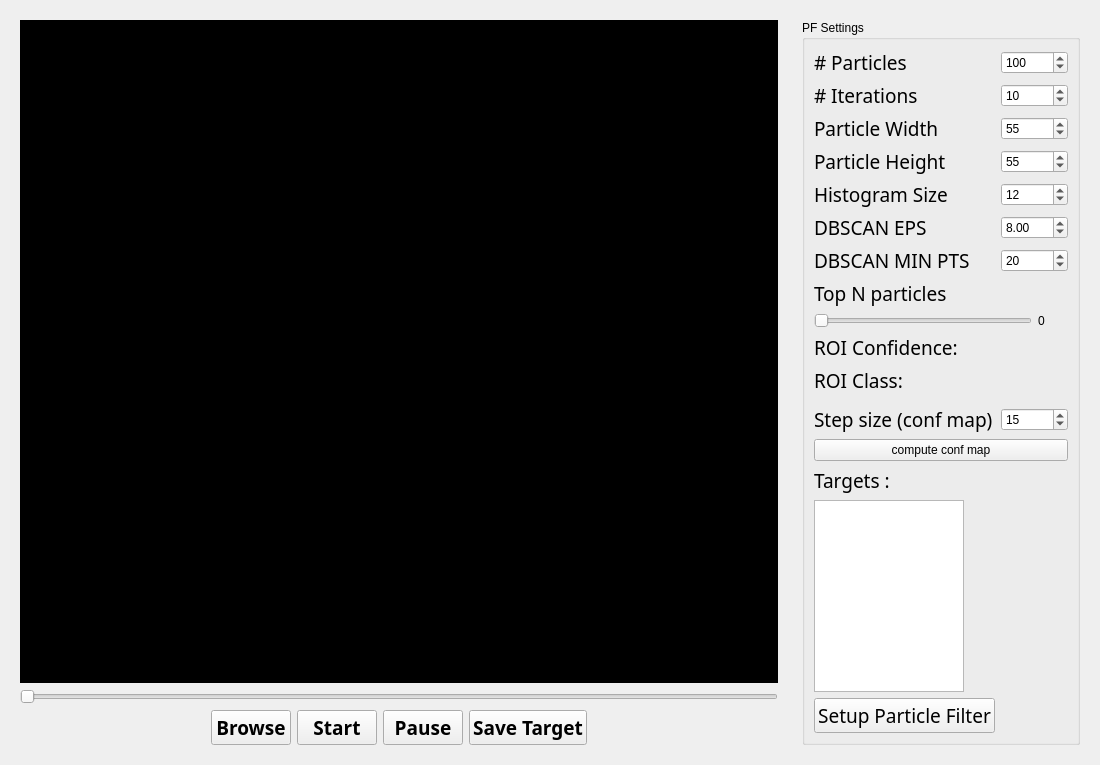
Old version of the form modules/tracking/particlefilter/ParticleFilterWidgetGui.ui in the repository Boazrciasn/RDFramework.
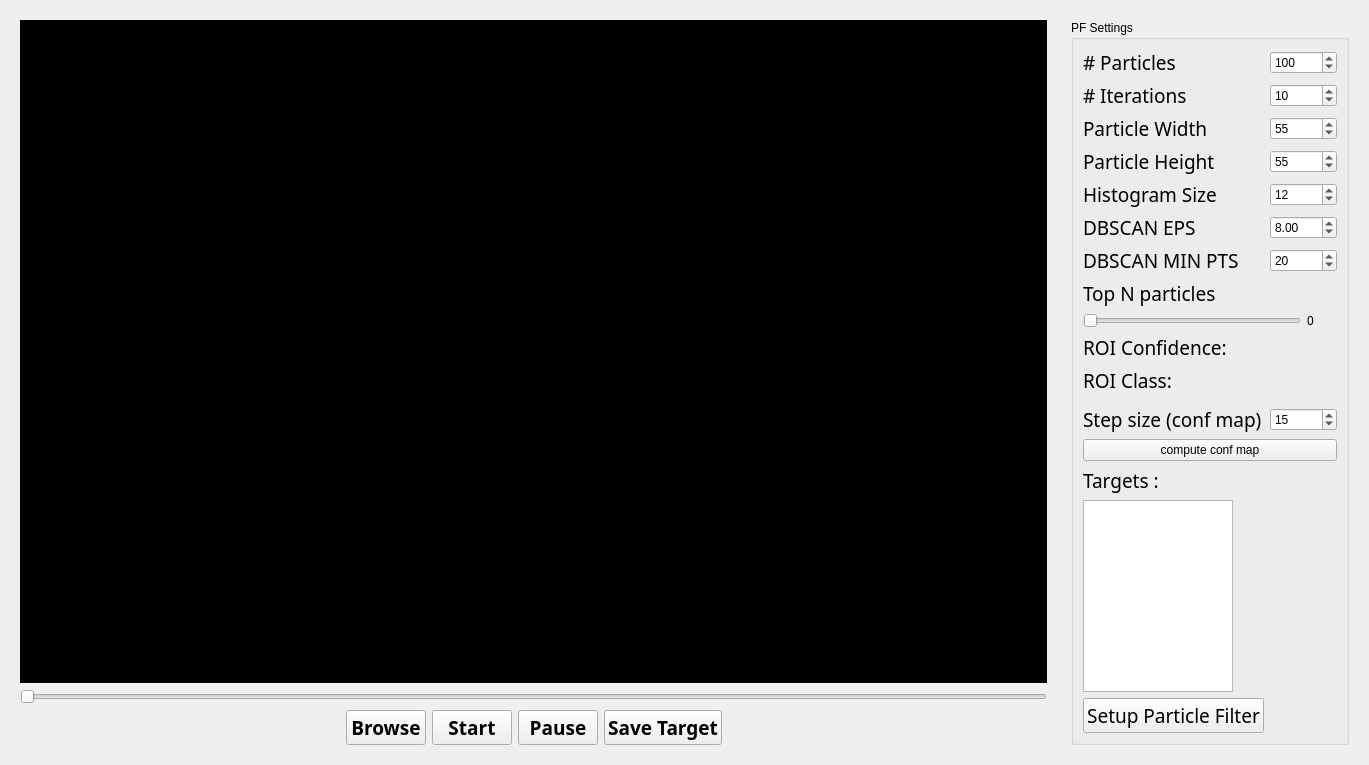
New version of the form.

Diff of the .ui file:
```diff
--- a/modules/tracking/particlefilter/ParticleFilterWidgetGui.ui
+++ b/modules/tracking/particlefilter/ParticleFilterWidgetGui.ui
@@ -6,8 +6,8 @@
    <rect>
     <x>0</x>
     <y>0</y>
-    <width>1100</width>
-    <height>761</height>
+    <width>1369</width>
+    <height>735</height>
    </rect>
   </property>
   <property name="windowTitle">
@@ -19,6 +19,9 @@
      <layout class="QVBoxLayout" name="verticalLayout_2" stretch="1,0,0">
       <item>
        <widget class="QLabel" name="display_label">
+        <property name="enabled">
+         <bool>true</bool>
+        </property>
         <property name="styleSheet">
          <string notr="true">Background-color: #000;</string>
         </property>
```
Left out of the diff: 50 changed lines with no effect on the pictures.
